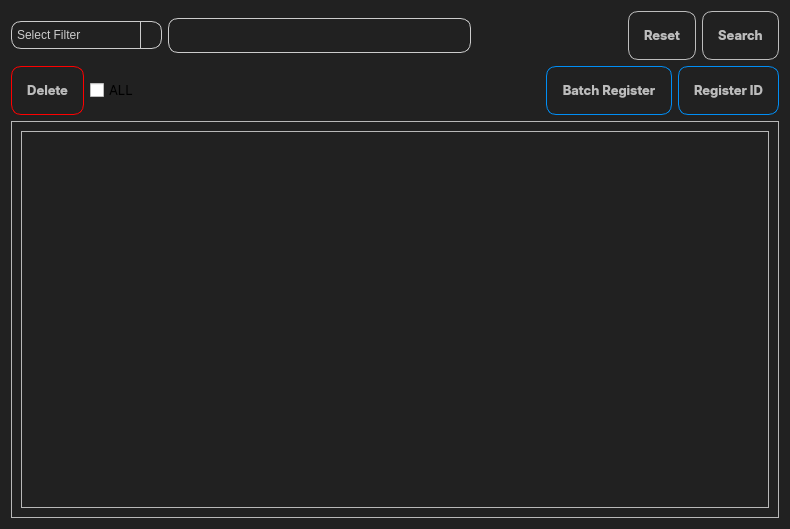
Old version of the form custom_widgets/dataBase/DataBase.ui in the repository elmhadji/AccessController.
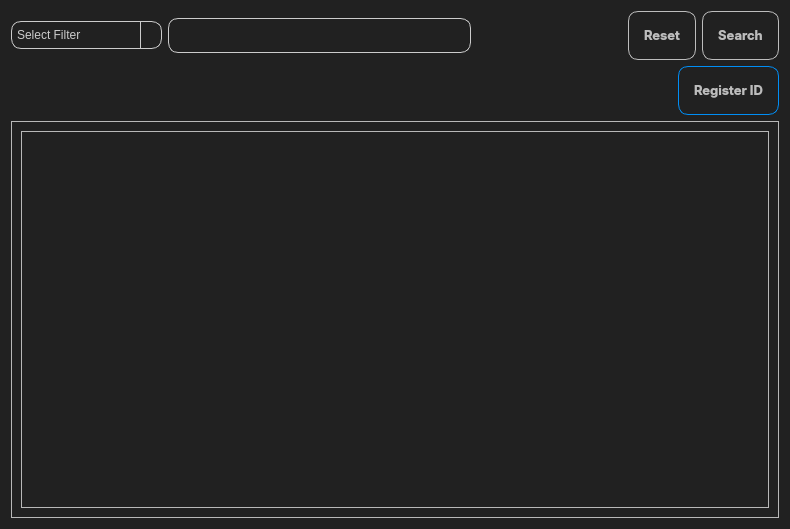
New version of the form. Icons and pictures are not drawn.

Commit message: -Remove delete button and checkbox  from data base ui

```diff
--- a/custom_widgets/dataBase/DataBase.ui
+++ b/custom_widgets/dataBase/DataBase.ui
@@ -36,7 +36,7 @@
 	border: 1px solid  rgb(0, 142, 246);
 
 }
-#DataBase #deleteButton{
+#DataBase #deleteAllButton{
 	border: 1px solid  red
 
 }
@@ -244,45 +244,7 @@
    <item>
     <layout class="QHBoxLayout" name="horizontalLayout_3">
      <item>
-      <layout class="QHBoxLayout" name="horizontalLayout_2">
-       <item>
-        <widget class="QPushButton" name="deleteButton">
-         <property name="font">
-          <font>
-           <family>Inter</family>
-           <pointsize>10</pointsize>
-           <bold>true</bold>
-          </font>
-         </property>
-         <property name="text">
-          <string>Delete</string>
-         </property>
-         <property name="icon">
-          <iconset resource="dataBase.qrc">
-           <normaloff>:/icons/resources/Icons/trash-solid.svg</normaloff>:/icons/resources/Icons/trash-solid.svg</iconset>
-         </property>
-         <property name="iconSize">
-          <size>
-           <width>16</width>
-           <height>16</height>
-          </size>
-         </property>
-        </widget>
-       </item>
-       <item>
-        <widget class="QCheckBox" name="selectAllCheckBox">
-         <property name="font">
-          <font>
-           <family>Inter</family>
-           <pointsize>10</pointsize>
-          </font>
-         </property>
-         <property name="text">
-          <string>ALL</string>
-         </property>
-        </widget>
-       </item>
-      </layout>
+      <layout class="QHBoxLayout" name="horizontalLayout_2"/>
      </item>
      <item>
       <spacer name="horizontalSpacer">
@@ -297,30 +259,6 @@
        </property>
       </spacer>
      </item>
-     <item>
-      <widget class="QPushButton" name="batchRegisterButton">
-       <property name="font">
-        <font>
-         <family>Inter</family>
-         <pointsize>10</pointsize>
-         <bold>true</bold>
-        </font>
-       </property>
-       <property name="text">
-        <string>Batch Register</string>
-       </property>
-       <property name="icon">
-        <iconset resource="dataBase.qrc">
-         <normaloff>:/icons/resources/Icons/users-solid.svg</normaloff>:/icons/resources/Icons/users-solid.svg</iconset>
-       </property>
-       <property name="iconSize">
-        <size>
-         <width>16</width>
-         <height>16</height>
-        </size>
-       </property>
-      </widget>
-     </item>
      <item>
       <widget class="QPushButton" name="registerIdButton">
        <property name="font">
```
Left out of the diff: 6 changed lines with no effect on the pictures. The commit also changes 1 other file.
